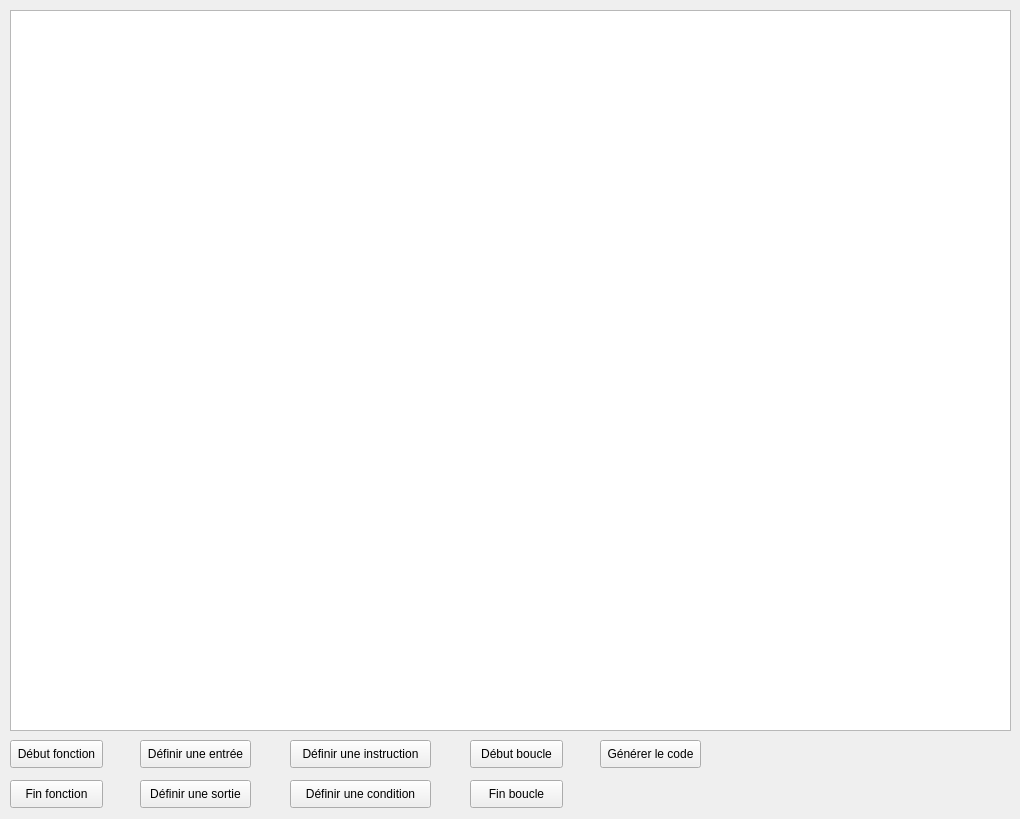
Before: the Qt Designer form logigramme.ui in EstelleAngosto/Logigramme, drawn with Qt 5.
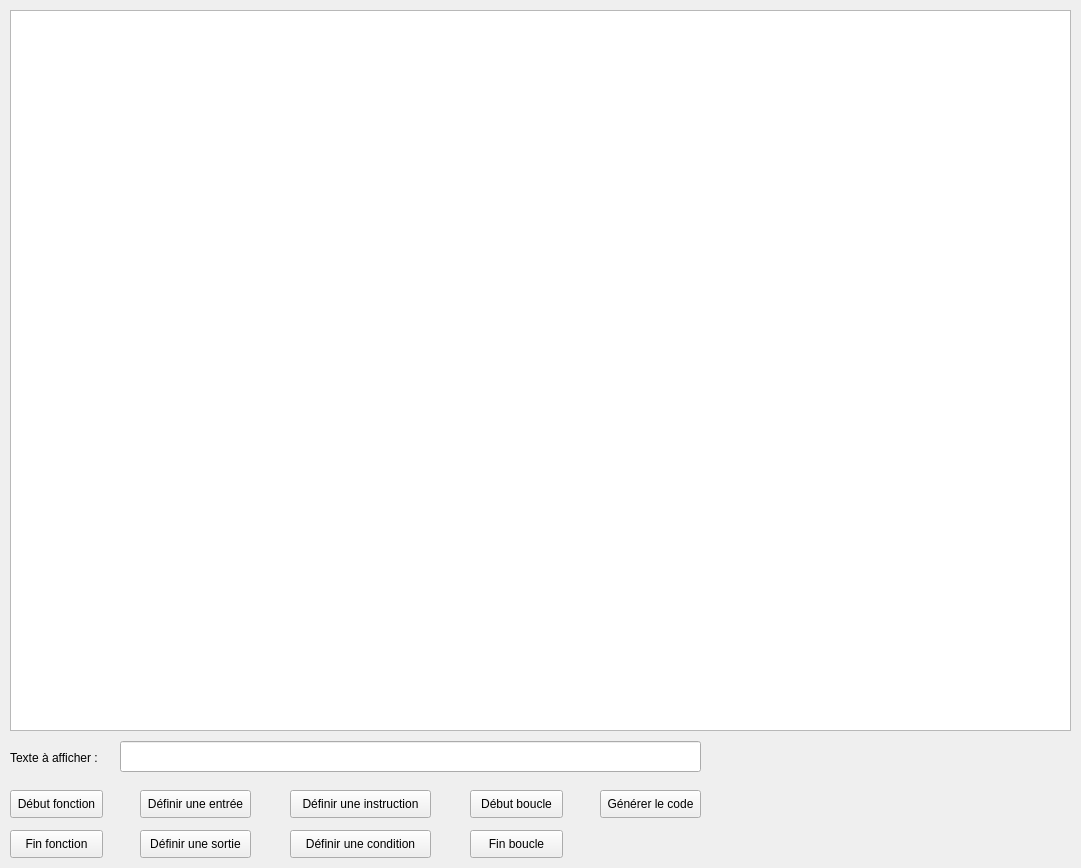
After: the same form once the commit is applied.

Diff of the .ui file:
```diff
--- a/logigramme.ui
+++ b/logigramme.ui
@@ -6,8 +6,8 @@
    <rect>
     <x>0</x>
     <y>0</y>
-    <width>1020</width>
-    <height>819</height>
+    <width>1081</width>
+    <height>868</height>
    </rect>
   </property>
   <property name="windowTitle">
@@ -19,7 +19,7 @@
      <rect>
       <x>10</x>
       <y>10</y>
-      <width>1001</width>
+      <width>1061</width>
       <height>721</height>
      </rect>
     </property>
@@ -28,7 +28,7 @@
     <property name="geometry">
      <rect>
       <x>10</x>
-      <y>740</y>
+      <y>790</y>
       <width>93</width>
       <height>28</height>
      </rect>
@@ -41,7 +41,7 @@
     <property name="geometry">
      <rect>
       <x>10</x>
-      <y>780</y>
+      <y>830</y>
       <width>93</width>
       <height>28</height>
      </rect>
@@ -54,7 +54,7 @@
     <property name="geometry">
      <rect>
       <x>140</x>
-      <y>740</y>
+      <y>790</y>
       <width>111</width>
       <height>28</height>
      </rect>
@@ -67,7 +67,7 @@
     <property name="geometry">
      <rect>
       <x>140</x>
-      <y>780</y>
+      <y>830</y>
       <width>111</width>
       <height>28</height>
      </rect>
@@ -80,7 +80,7 @@
     <property name="geometry">
      <rect>
       <x>290</x>
-      <y>740</y>
+      <y>790</y>
       <width>141</width>
       <height>28</height>
      </rect>
@@ -93,7 +93,7 @@
     <property name="geometry">
      <rect>
       <x>290</x>
-      <y>780</y>
+      <y>830</y>
       <width>141</width>
       <height>28</height>
      </rect>
@@ -106,7 +106,7 @@
     <property name="geometry">
      <rect>
       <x>470</x>
-      <y>740</y>
+      <y>790</y>
       <width>93</width>
       <height>28</height>
      </rect>
@@ -119,7 +119,7 @@
     <property name="geometry">
      <rect>
       <x>470</x>
-      <y>780</y>
+      <y>830</y>
       <width>93</width>
       <height>28</height>
      </rect>
@@ -132,7 +132,7 @@
     <property name="geometry">
      <rect>
       <x>600</x>
-      <y>740</y>
+      <y>790</y>
       <width>101</width>
       <height>28</height>
      </rect>
@@ -141,6 +141,29 @@
      <string>Générer le code</string>
     </property>
    </widget>
+   <widget class="QLabel" name="text_lbl">
+    <property name="geometry">
+     <rect>
+      <x>10</x>
+      <y>750</y>
+      <width>111</width>
+      <height>16</height>
+     </rect>
+    </property>
+    <property name="text">
+     <string>Texte à afficher :</string>
+    </property>
+   </widget>
+   <widget class="QLineEdit" name="text_led">
+    <property name="geometry">
+     <rect>
+      <x>120</x>
+      <y>741</y>
+      <width>581</width>
+      <height>31</height>
+     </rect>
+    </property>
+   </widget>
   </widget>
  </widget>
  <resources/>
```
